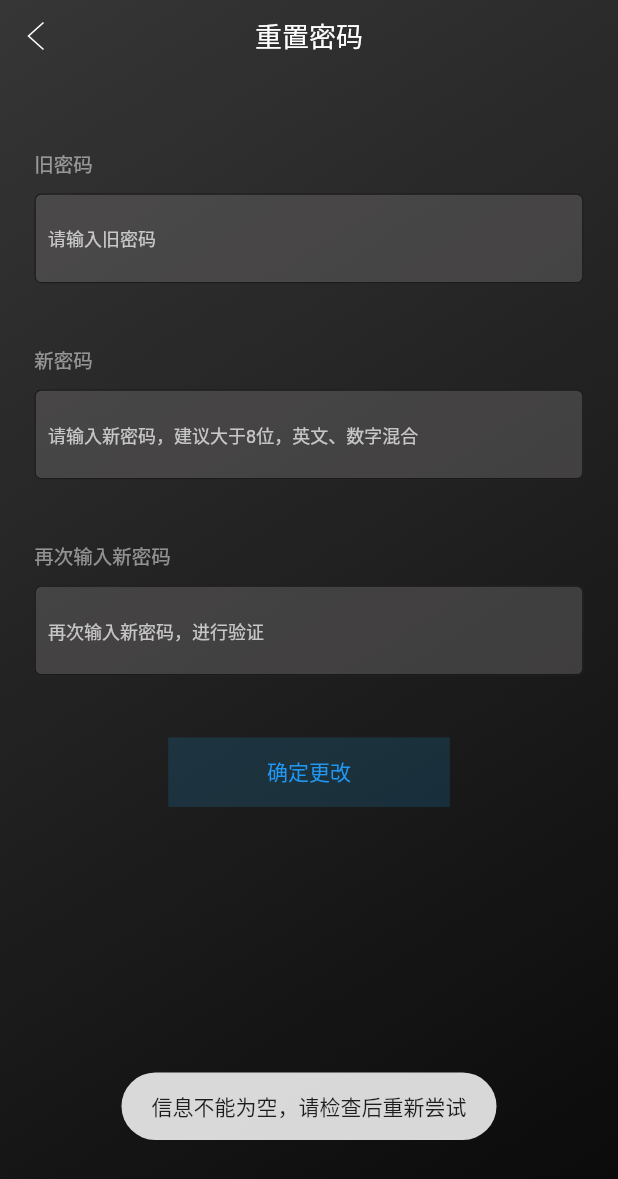
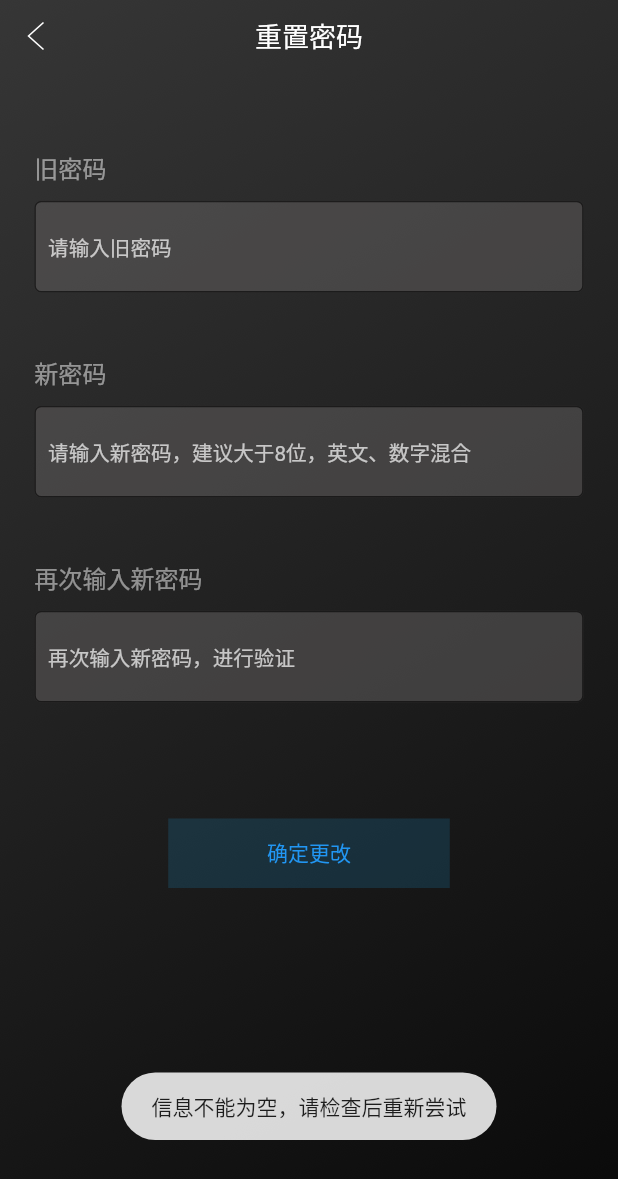
Before and after one commit to scryinfo/cashbox, a Flutter app: the ResetPwdPage screen opened directly, after a tap on "确定更改", on a phone screen of 412 x 824 dp. Shown: the top 1179 px of the screen. Run offline on Flutter 3.47's test engine with Material 2 defaults, Android fonts, the phone set to English and light mode, and no system bars; our stand-ins replace dio, fluro, flutter_easyrefresh, flutter_html, flutter_screenutil, flutter_swiper and 3 more; statements that could not run were skipped.

Commit message:
upd |> update code

```diff
--- a/app/lib/page/reset_pwd_page/reset_pwd_page.dart
+++ b/app/lib/page/reset_pwd_page/reset_pwd_page.dart
@@ -61,7 +61,7 @@ class _ResetPwdPageState extends State<ResetPwdPage> {
               _buildNewPwdLayout(),
               Gaps.scaleVGap(8),
               _buildConfirmNewPwdLayout(),
-              Gaps.scaleVGap(8),
+              Gaps.scaleVGap(15),
               Container(
                 alignment: Alignment.bottomCenter,
                 width: ScreenUtil().setWidth(41),
@@ -69,25 +69,7 @@ class _ResetPwdPageState extends State<ResetPwdPage> {
                 color: Color.fromRGBO(26, 141, 198, 0.20),
                 child: FlatButton(
                   onPressed: () async {
-                    if (_verifyPwdSame()) {
-                      String walletId = Provider.of<WalletManagerProvide>(context).walletId;
-                      Wallet wallet = await Wallets.instance.getWalletByWalletId(walletId);
-                      String pwd = _oldPwdController.text.toString();
-                      print("reset_pwd_page==>" + pwd.codeUnits.toString()); //[B@6922d7e
-                      Map resetPwdMap = await wallet.resetPwd(
-                          Uint8List.fromList(_newPwdController.text.codeUnits), Uint8List.fromList(_oldPwdController.text.codeUnits));
-                      if (resetPwdMap == null) {
-                        Fluttertoast.showToast(msg: "重置密码出现位置错误，请重新打开尝试");
-                        return;
-                      } else {
-                        if (resetPwdMap["status"] == 200 && resetPwdMap["isResetPwd"]) {
-                          Fluttertoast.showToast(msg: "重置密码成功，请您保存好你的密码，丢失无法找回");
-                          NavigatorUtils.push(context, Routes.eeePage, clearStack: true);
-                        } else {
-                          Fluttertoast.showToast(msg: "重置密码失败，详细信息" + resetPwdMap["message"]);
-                        }
-                      }
-                    }
+                    _checkAndResetPwd();
                   },
                   child: Text(
                     "确定更改",
@@ -116,7 +98,7 @@ class _ResetPwdPageState extends State<ResetPwdPage> {
               "旧密码",
               style: TextStyle(
                 color: Color.fromRGBO(255, 255, 255, 0.5),
-                fontSize: 13,
+                fontSize: ScreenUtil.instance.setSp(3.5),
               ),
             ),
           ),
@@ -130,14 +112,10 @@ class _ResetPwdPageState extends State<ResetPwdPage> {
                 fillColor: Color.fromRGBO(101, 98, 98, 0.50),
                 filled: true,
                 contentPadding: EdgeInsets.only(left: ScreenUtil().setWidth(2), top: ScreenUtil().setHeight(8)),
-                //labelText: "请输入钱包名",
-                labelStyle: TextStyle(
-                  color: Colors.white,
-                ),
                 hintText: "请输入旧密码",
                 hintStyle: TextStyle(
                   color: Color.fromRGBO(255, 255, 255, 0.7),
-                  fontSize: 12,
+                  fontSize: ScreenUtil.instance.setSp(3),
                 ),
                 border: OutlineInputBorder(
                   borderSide: BorderSide(color: Colors.black87),
@@ -164,7 +142,7 @@ class _ResetPwdPageState extends State<ResetPwdPage> {
               "新密码",
               style: TextStyle(
                 color: Color.fromRGBO(255, 255, 255, 0.5),
-                fontSize: 13,
+                fontSize: ScreenUtil.instance.setSp(3.5),
               ),
             ),
           ),
@@ -184,7 +162,7 @@ class _ResetPwdPageState extends State<ResetPwdPage> {
                 hintText: "请输入新密码，建议大于8位，英文、数字混合",
                 hintStyle: TextStyle(
                   color: Color.fromRGBO(255, 255, 255, 0.7),
-                  fontSize: 12,
+                  fontSize: ScreenUtil.instance.setSp(3),
                 ),
                 border: OutlineInputBorder(
                   borderSide: BorderSide(color: Colors.black87),
@@ -211,7 +189,7 @@ class _ResetPwdPageState extends State<ResetPwdPage> {
               "再次输入新密码",
               style: TextStyle(
                 color: Color.fromRGBO(255, 255, 255, 0.5),
-                fontSize: 13,
+                fontSize: ScreenUtil.instance.setSp(3.5),
               ),
             ),
           ),
@@ -231,7 +209,7 @@ class _ResetPwdPageState extends State<ResetPwdPage> {
                 hintText: "再次输入新密码，进行验证",
                 hintStyle: TextStyle(
                   color: Color.fromRGBO(255, 255, 255, 0.7),
-                  fontSize: 12,
+                  fontSize: ScreenUtil.instance.setSp(3),
                 ),
                 border: OutlineInputBorder(
                   borderSide: BorderSide(color: Colors.black87),
@@ -258,4 +236,26 @@ class _ResetPwdPageState extends State<ResetPwdPage> {
     }
     return true;
   }
+
+  Future _checkAndResetPwd() async {
+    if (_verifyPwdSame()) {
+      String walletId = Provider.of<WalletManagerProvide>(context).walletId;
+      Wallet wallet = await Wallets.instance.getWalletByWalletId(walletId);
+      String pwd = _oldPwdController.text.toString();
+      print("reset_pwd_page==>" + pwd.codeUnits.toString()); //[B@6922d7e
+      Map resetPwdMap =
+          await wallet.resetPwd(Uint8List.fromList(_newPwdController.text.codeUnits), Uint8List.fromList(_oldPwdController.text.codeUnits));
+      if (resetPwdMap == null) {
+        Fluttertoast.showToast(msg: "重置密码出现位置错误，请重新打开尝试");
+        return;
+      } else {
+        if (resetPwdMap["status"] == 200 && resetPwdMap["isResetPwd"]) {
+          Fluttertoast.showToast(msg: "重置密码成功，请您保存好你的密码，丢失无法找回");
+          NavigatorUtils.push(context, Routes.eeePage, clearStack: true);
+        } else {
+          Fluttertoast.showToast(msg: "重置密码失败，详细信息" + resetPwdMap["message"]);
+        }
+      }
+    }
+  }
 }
--- a/app/lib/widgets/list_item.dart
+++ b/app/lib/widgets/list_item.dart
@@ -8,8 +8,7 @@ class ItemOfListWidget extends StatefulWidget {
   ItemOfListWidget({Key key, @required this.leftText}) : super(key: key);
 
   @override
-  _ItemOfListWidgetState createState() =>
-      _ItemOfListWidgetState(leftText: leftText);
+  _ItemOfListWidgetState createState() => _ItemOfListWidgetState(leftText: leftText);
 }
 
 class _ItemOfListWidgetState extends State<ItemOfListWidget> {
@@ -34,7 +33,7 @@ class _ItemOfListWidgetState extends State<ItemOfListWidget> {
               leftText,
               style: TextStyle(
                 color: Colors.white,
-                fontSize: 15,
+                fontSize: ScreenUtil().setSp(3.5),
               ),
               textAlign: TextAlign.start,
             ),
```
Also changed, not shown: app/lib/page/eee_page/eee_page.dart (+6 -7 lines).
